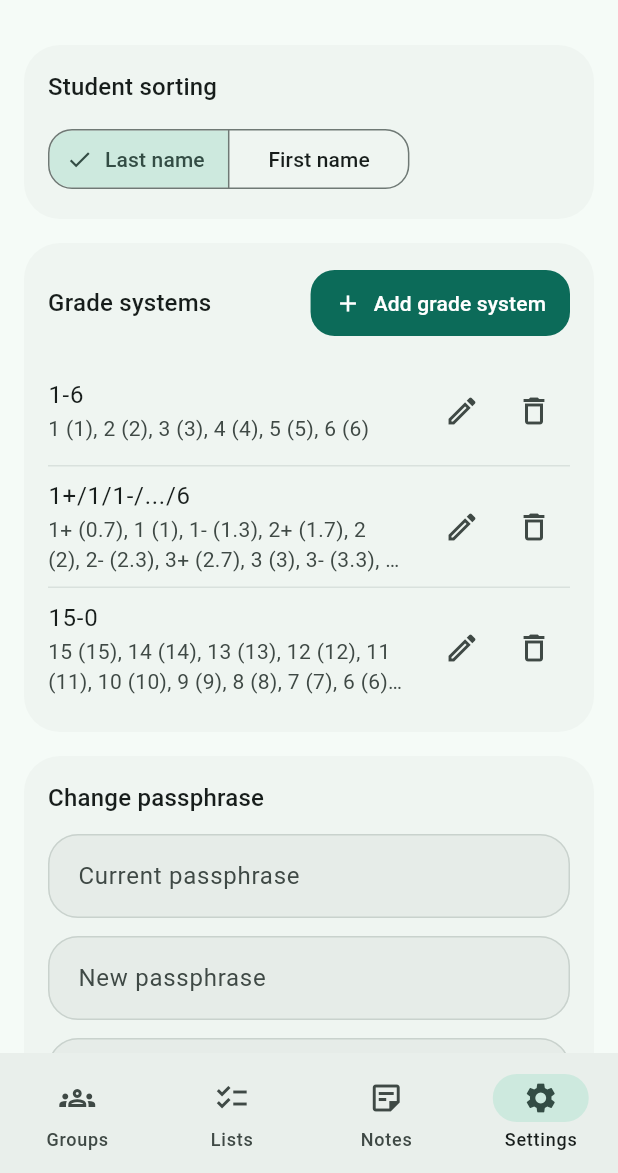
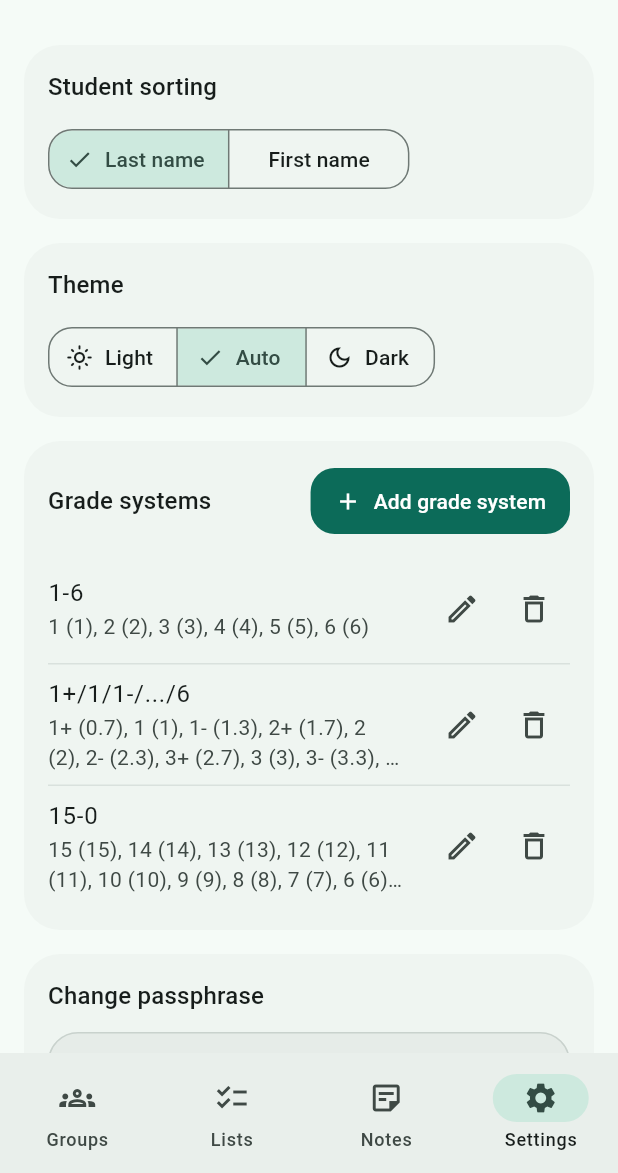
Before and after one commit to openpatch/classi, a Flutter app: the SettingsScreen screen opened by its route, on a phone screen of 412 x 824 dp, the part 63-1236 px from its top. Run offline on Flutter 3.47's test engine with Material 3 defaults, Android fonts, the phone set to English and light mode, and no system bars; our stand-ins replace drift, easy_localization, file_picker, fl_chart, flutter_riverpod, flutter_secure_storage and 6 more; missing offline and left inert: avatar_maker, cryptography, updat, window_manager; accounts and stored records are empty; generated files the repository leaves out were written again.

Commit message:
feat(settings): add configurable theme setting (light/dark/auto)
Agent-Logs-Url: https://github.com/openpatch/classi/sessions/d0146966-c697-4828-85b9-00a4e9b88ecb

Co-authored-by: mikebarkmin <2592379+mikebarkmin@users.noreply.github.com>

```diff
--- a/assets/translations/de.json
+++ b/assets/translations/de.json
@@ -249,5 +249,9 @@
   "biometric_reason": "Bestätige deine Identität, um Classi zu entsperren.",
   "unlock_with_biometrics": "Biometrie verwenden",
   "list_scope": "Listenbereich",
-  "global_list": "Globale Liste"
+  "global_list": "Globale Liste",
+  "theme": "Design",
+  "theme_light": "Hell",
+  "theme_dark": "Dunkel",
+  "theme_auto": "Auto"
 }
--- a/assets/translations/en.json
+++ b/assets/translations/en.json
@@ -249,5 +249,9 @@
   "biometric_reason": "Confirm your identity to unlock Classi.",
   "unlock_with_biometrics": "Use biometrics",
   "list_scope": "List scope",
-  "global_list": "Global list"
+  "global_list": "Global list",
+  "theme": "Theme",
+  "theme_light": "Light",
+  "theme_dark": "Dark",
+  "theme_auto": "Auto"
 }
--- a/lib/app.dart
+++ b/lib/app.dart
@@ -38,6 +38,7 @@ class _ClassiAppState extends ConsumerState<ClassiApp> {
   @override
   Widget build(BuildContext context) {
     final router = ref.watch(routerProvider);
+    final themeMode = ref.watch(themeModeProvider);
 
     return SecurityActivityBoundary(
       onActivity: () => ref.read(appSessionProvider).registerActivity(),
@@ -47,7 +48,7 @@ class _ClassiAppState extends ConsumerState<ClassiApp> {
         locale: context.locale,
         supportedLocales: context.supportedLocales,
         localizationsDelegates: context.localizationDelegates,
-        themeMode: ThemeMode.system,
+        themeMode: themeMode,
         theme: _buildTheme(Brightness.light),
         darkTheme: _buildTheme(Brightness.dark),
         routerConfig: router,
--- a/lib/core/providers/app_providers.dart
+++ b/lib/core/providers/app_providers.dart
@@ -13,6 +13,7 @@ import '../../features/material_tracking/material_repository.dart';
 import '../../features/notes/note_repository.dart';
 import '../../features/settings/grade_system_controller.dart';
 import '../../features/settings/student_sort_controller.dart';
+import '../../features/settings/theme_controller.dart';
 import '../../features/students/student_repository.dart';
 import '../../features/students/student_sorting.dart';
 import '../database/app_database.dart';
@@ -73,6 +74,17 @@ final studentSortFieldProvider = Provider<StudentSortField>(
   (ref) => ref.watch(studentSortControllerProvider).sortField,
 );
 
+final themeControllerProvider =
+    ChangeNotifierProvider<ThemeController>((ref) {
+      final controller = ThemeController();
+      unawaited(controller.initialize());
+      return controller;
+    });
+
+final themeModeProvider = Provider<ThemeMode>(
+  (ref) => ref.watch(themeControllerProvider).themeMode,
+);
+
 final gradeSystemControllerProvider =
     ChangeNotifierProvider<GradeSystemController>((ref) {
       final controller = GradeSystemController();
--- a/lib/features/settings/settings_screen.dart
+++ b/lib/features/settings/settings_screen.dart
@@ -45,6 +45,33 @@ class SettingsScreen extends ConsumerWidget {
               onSelectionChanged: (selection) => ref
                   .read(studentSortControllerProvider)
                   .setSortField(selection.first),
+            ),
+          ),
+          const SizedBox(height: 16),
+          _SectionCard(
+            title: 'theme'.tr(),
+            child: SegmentedButton<ThemeMode>(
+              segments: [
+                ButtonSegment(
+                  value: ThemeMode.light,
+                  label: Text('theme_light'.tr()),
+                  icon: const Icon(Icons.light_mode_outlined),
+                ),
+                ButtonSegment(
+                  value: ThemeMode.system,
+                  label: Text('theme_auto'.tr()),
+                  icon: const Icon(Icons.brightness_auto_outlined),
+                ),
+                ButtonSegment(
+                  value: ThemeMode.dark,
+                  label: Text('theme_dark'.tr()),
+                  icon: const Icon(Icons.dark_mode_outlined),
+                ),
+              ],
+              selected: {ref.watch(themeModeProvider)},
+              onSelectionChanged: (selection) => ref
+                  .read(themeControllerProvider)
+                  .setThemeMode(selection.first),
             ),
           ),
           const SizedBox(height: 16),
```
Also changed, not shown: lib/features/settings/theme_controller.dart (added, +42 -0 lines), 1 other file.
